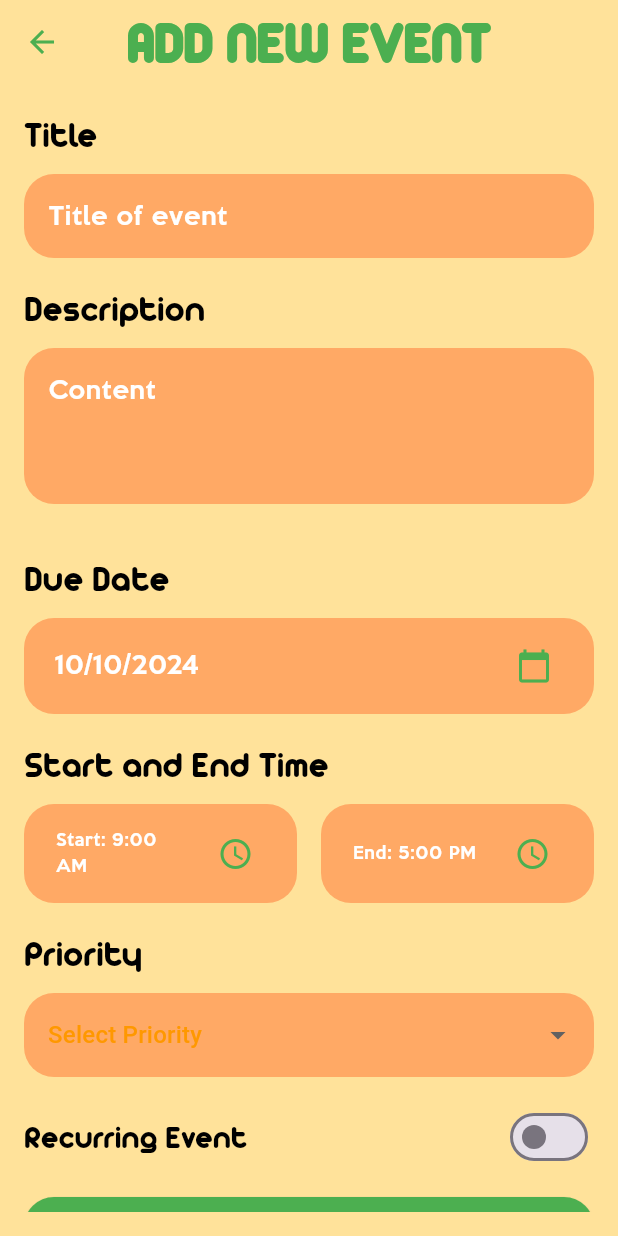
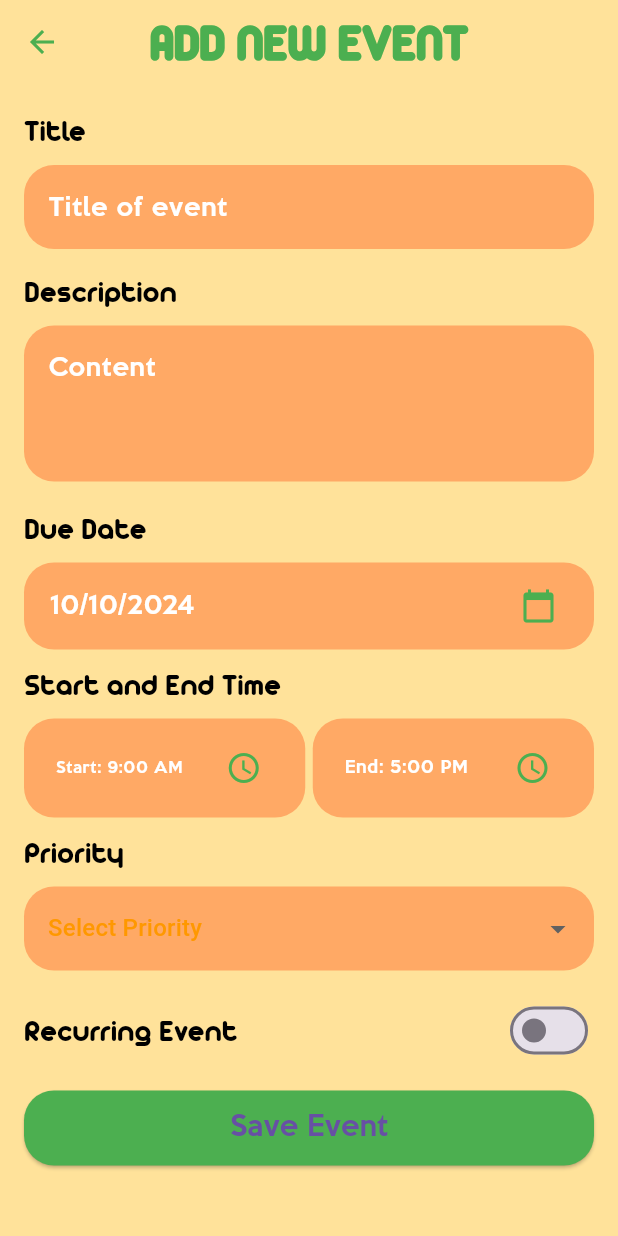
Before and after one commit to DucNguyen2807/Opal_Project_FE, a Flutter app: the AddNewEventPage screen opened directly with empty values, on a phone screen of 412 x 824 dp. Run offline on Flutter 3.47's test engine with Material 3 defaults, Android fonts, the phone set to English and light mode, and no system bars; our stand-ins replace firebase_core, firebase_messaging, flutter_countdown_timer, percent_indicator, shared_preferences, table_calendar; accounts and stored records are empty.

Commit message:
[Fix] size UI

```diff
--- a/lib/ui/EventPage/EventPage.dart
+++ b/lib/ui/EventPage/EventPage.dart
@@ -73,7 +73,7 @@ class _EventPageState extends State<EventPage> {
       backgroundColor: Theme.of(context).scaffoldBackgroundColor,
       appBar: AppBar(
         title: Text('Event Page'),
-        backgroundColor: Colors.greenAccent,
+        backgroundColor: Color(0xFFFFA965),
         leading: IconButton(
           icon: Icon(Icons.arrow_back),
           onPressed: () => Navigator.pop(context),
--- a/lib/ui/ToDoList/ToDoListWeek.dart
+++ b/lib/ui/ToDoList/ToDoListWeek.dart
@@ -157,7 +157,7 @@ class _AddNewEventPageState extends State<AddNewEventPage> {
           'ADD NEW EVENT',
           style: TextStyle(
             fontFamily: 'Arista', // Set font to Arista
-            fontSize: 40,
+            fontSize: 35,
             fontWeight: FontWeight.bold,
             color: Colors.green,
           ),
@@ -179,7 +179,7 @@ class _AddNewEventPageState extends State<AddNewEventPage> {
                   style: TextStyle(
                     fontFamily: 'Arista', // Set font to Arista
                     color: Colors.black,
-                    fontSize: 25
+                    fontSize: 21
                   ),
                 ),
                 const SizedBox(height: 8),
@@ -202,14 +202,14 @@ class _AddNewEventPageState extends State<AddNewEventPage> {
                     return null;
                   },
                 ),
-                const SizedBox(height: 16),
+                const SizedBox(height: 13),
 
                 Text(
                   'Description',
                   style: TextStyle(
                     fontFamily: 'Arista', // Set font to Arista
                     color: Colors.black,
-                      fontSize: 25
+                      fontSize: 21
                   ),
                 ),
                 const SizedBox(height: 8),
@@ -227,21 +227,21 @@ class _AddNewEventPageState extends State<AddNewEventPage> {
                     ),
                   ),
                 ),
-                const SizedBox(height: 16),
+                const SizedBox(height: 8),
 
                 // Due Date
-                const SizedBox(height: 16),
+                const SizedBox(height: 8),
                 Text(
                   'Due Date',
                   style: TextStyle(
                     fontFamily: 'Arista',
                     color: Colors.black,
-                    fontSize: 25,
+                    fontSize: 21,
                   ),
                 ),
                 const SizedBox(height: 8),
                 Container(
-                  padding: const EdgeInsets.all(4.0),
+                  padding: const EdgeInsets.all(1.0),
                   decoration: BoxDecoration(
                     color: Color(0xFFFFA965), // Màu cam
                     borderRadius: BorderRadius.circular(20.0),
@@ -255,7 +255,7 @@ class _AddNewEventPageState extends State<AddNewEventPage> {
                     onTap: () => _selectDueDate(context),
                   ),
                 ),
-                const SizedBox(height: 16),
+                const SizedBox(height: 8),
 
 
                 // Start and End Time
@@ -264,7 +264,7 @@ class _AddNewEventPageState extends State<AddNewEventPage> {
                   style: TextStyle(
                     fontFamily: 'Arista',
                     color: Colors.black,
-                    fontSize: 25,
+                    fontSize: 21,
                   ),
                 ),
                 const SizedBox(height: 8),
@@ -280,14 +280,14 @@ class _AddNewEventPageState extends State<AddNewEventPage> {
                         child: ListTile(
                           title: Text(
                             'Start: ${_startTime.format(context)}',
-                            style: TextStyle(color: Colors.white, fontFamily: 'KeepCalm', fontSize: 11),
+                            style: TextStyle(color: Colors.white, fontFamily: 'KeepCalm', fontSize: 10),
                           ),
                           trailing: Icon(Icons.access_time, color: Colors.green),
                           onTap: () => _selectTime(context, true),
                         ),
                       ),
                     ),
-                    const SizedBox(width: 16), // Khoảng cách giữa hai khung
+                    const SizedBox(width: 5), // Khoảng cách giữa hai khung
                     Expanded(
                       child: Container(
                         padding: const EdgeInsets.all(5.0),
@@ -307,7 +307,7 @@ class _AddNewEventPageState extends State<AddNewEventPage> {
                     ),
                   ],
                 ),
-                const SizedBox(height: 16),
+                const SizedBox(height: 8),
 
 
                 // Priority dropdown
@@ -316,7 +316,7 @@ class _AddNewEventPageState extends State<AddNewEventPage> {
                   style: TextStyle(
                     fontFamily: 'Arista', // Set font to Arista
                     color: Colors.black,
-                    fontSize: 25,
+                    fontSize: 21,
                   ),
                 ),
                 const SizedBox(height: 8),
@@ -355,7 +355,7 @@ class _AddNewEventPageState extends State<AddNewEventPage> {
                       style: TextStyle(
                         fontFamily: 'Arista', // Set font to Arista
                         color: Colors.black,
-                          fontSize: 22
+                          fontSize: 21
                       ),
                     ),
                     Switch(
```
Also changed, not shown: lib/ui/ToDoListOfTask/ToDoListOfTask.dart (+8 -8 lines), lib/ui/UpdatePasswordSetting/update-password.dart (+4 -4 lines), lib/ui/customer-calendar/CustomCalendar.dart (+32 -11 lines), lib/ui/my-task/mytask.dart (+2 -14 lines), lib/ui/sign-in/login.dart (+4 -4 lines), lib/ui/sign-in/register.dart (+11 -10 lines), lib/ui/user-profile/user-profile.dart (+13 -11 lines).
